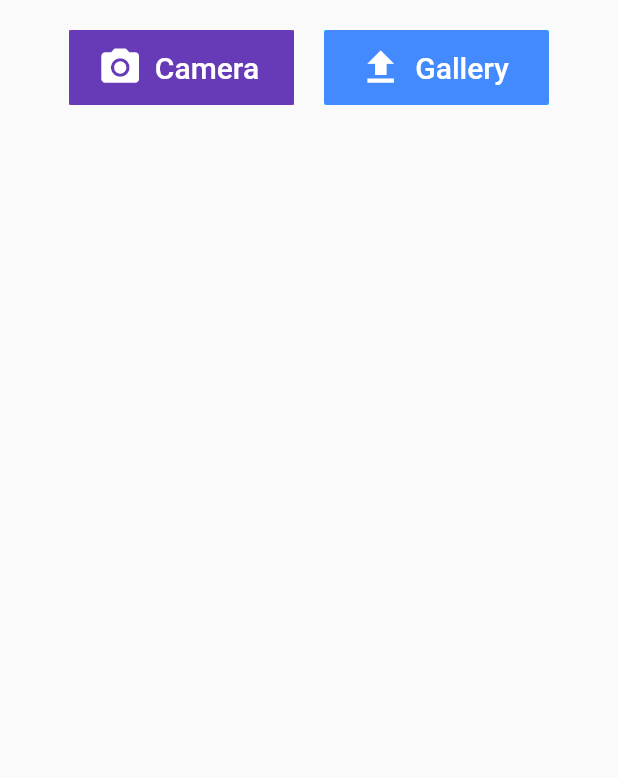
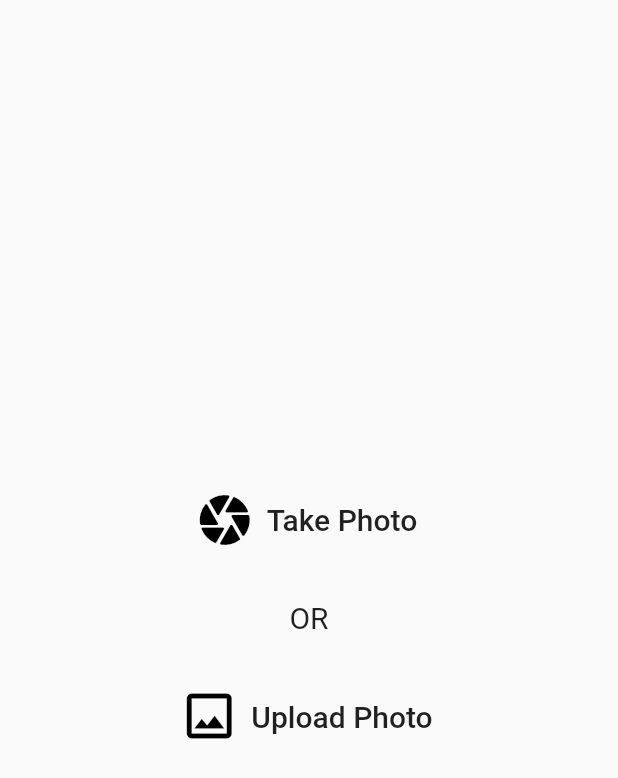
Before and after one commit to gangaramani-nikhil/PIDD, a Flutter app: the HomeScreen screen opened directly, on a phone screen of 412 x 824 dp. Shown: the top 778 px of the screen. Run offline on Flutter 3.47's test engine with Material 2 defaults, Android fonts, the phone set to English and light mode, and no system bars; our stand-ins replace cloud_firestore, dio, firebase_auth, firebase_core, flutter_spinkit, image_picker; missing offline and left inert: tflite; accounts and stored records are empty.

Commit message:
Minor UI changes

```diff
--- a/lib/homescreen.dart
+++ b/lib/homescreen.dart
@@ -3,7 +3,7 @@ import 'package:cloud_firestore/cloud_firestore.dart';
 import 'package:dio/dio.dart';
 import 'package:firebase_auth/firebase_auth.dart';
 import 'package:first_app/main.dart';
-import 'package:first_app/wrapper.dart';
+// import 'package:first_app/wrapper.dart';
 // import 'package:firebase_core/firebase_core.dart';
 import 'package:flutter/material.dart';
 import 'package:flutter/widgets.dart';
@@ -250,57 +250,96 @@ class _HomeScreenState extends State<HomeScreen> {
 
     return Scaffold(
         body: _recognitions == null
-            ? ListView(
-                children: <Widget>[
-                  Row(
+            ? Container(
+                height: double.infinity,
+                width: double.infinity,
+                child: Container(
+                    alignment: Alignment.center,
+                    child: Column(
                       mainAxisAlignment: MainAxisAlignment.center,
-                    children: <Widget>[
-                      Padding(
-                        padding: EdgeInsets.fromLTRB(0, 0, 20, 0),
-                        child: Container(
-                          height: 50,
-                          width: 150,
-                          color: Colors.redAccent,
+                      crossAxisAlignment: CrossAxisAlignment.center,
+                      children: [
+                        Container(
+                            padding: EdgeInsets.only(bottom: 30),
                             child: FlatButton.icon(
                                 onPressed: selectFromCamera,
-                            icon: Icon(
-                              Icons.camera_alt,
-                              color: Colors.white,
-                              size: 30,
+                                label: Text(
+                                  "Take Photo",
+                                  style: TextStyle(fontSize: 20),
                                 ),
-                            color: Colors.deepPurple,
-                            label: Text(
-                              "Camera",
-                              style:
-                                  TextStyle(color: Colors.white, fontSize: 20),
-                            ),
-                          ),
-                          margin: EdgeInsets.fromLTRB(0, 20, 0, 10),
-                        ),
+                                icon: Icon(Icons.camera_rounded,
+                                    color: Colors.black, size: 40))),
+                        Container(
+                          child: Text("OR",
+                              style: TextStyle(fontSize: 20),
+                              textAlign: TextAlign.center),
+                          alignment: Alignment.center,
                         ),
                         Container(
-                        height: 50,
-                        width: 150,
-                        color: Colors.tealAccent,
+                            padding: EdgeInsets.only(top: 30),
                             child: FlatButton.icon(
                                 onPressed: selectFromGallery,
-                          icon: Icon(
-                            Icons.file_upload,
-                            color: Colors.white,
-                            size: 30,
+                                label: Text(
+                                  "Upload Photo",
+                                  style: TextStyle(fontSize: 20),
                                 ),
-                          color: Colors.blueAccent,
-                          label: Text(
-                            "Gallery",
-                            style: TextStyle(color: Colors.white, fontSize: 20),
-                          ),
-                        ),
-                        margin: EdgeInsets.fromLTRB(0, 20, 0, 10),
-                      ),
+                                icon: Icon(Icons.image_outlined,
+                                    color: Colors.black, size: 40)))
                       ],
-                  ),
-                ],
-              )
+                    )))
             : printValue(_recognitions, context));
   }
 }
+
+// Center(
+//                 child: ListView(
+//                 children: <Widget>[
+//                   Row(
+//                     mainAxisAlignment: MainAxisAlignment.center,
+//                     children: <Widget>[
+//                       Padding(
+//                         padding: EdgeInsets.fromLTRB(0, 0, 20, 0),
+//                         child: Container(
+//                           height: 50,
+//                           width: 150,
+//                           color: Colors.redAccent,
+//                           child: FlatButton.icon(
+//                             onPressed: selectFromCamera,
+//                             icon: Icon(
+//                               Icons.camera_alt,
+//                               color: Colors.white,
+//                               size: 30,
+//                             ),
+//                             color: Colors.deepPurple,
+//                             label: Text(
+//                               "Camera",
+//                               style:
+//                                   TextStyle(color: Colors.white, fontSize: 20),
+//                             ),
+//                           ),
+//                           margin: EdgeInsets.fromLTRB(0, 20, 0, 10),
+//                         ),
+//                       ),
+//                       Container(
+//                         height: 50,
+//                         width: 150,
+//                         color: Colors.tealAccent,
+//                         child: FlatButton.icon(
+//                           onPressed: selectFromGallery,
+//                           icon: Icon(
+//                             Icons.file_upload,
+//                             color: Colors.white,
+//                             size: 30,
+//                           ),
+//                           color: Colors.blueAccent,
+//                           label: Text(
+//                             "Gallery",
+//                             style: TextStyle(color: Colors.white, fontSize: 20),
+//                           ),
+//                         ),
+//                         margin: EdgeInsets.fromLTRB(0, 20, 0, 10),
+//                       ),
+//                     ],
+//                   ),
+//                 ],
+//               ))
--- a/lib/wrapper.dart
+++ b/lib/wrapper.dart
@@ -3,14 +3,13 @@ import 'package:first_app/History.dart';
 import 'package:first_app/account.dart';
 import 'package:first_app/homescreen.dart';
 import 'package:first_app/main.dart';
-// import 'package:first_app/History.dart';
 import 'package:flutter/material.dart';
 import 'package:firebase_auth/firebase_auth.dart';
 import 'package:cloud_firestore/cloud_firestore.dart';
 import 'package:flutter_spinkit/flutter_spinkit.dart';
 
 class Wrapper extends StatefulWidget {
-  int _widgetGet;
+  final int _widgetGet;
   Wrapper(this._widgetGet);
   @override
   _WrapperState createState() => _WrapperState();
@@ -45,6 +44,9 @@ class _WrapperState extends State<Wrapper> {
                   snapshot.data["disease"][count], count == 0 ? true : false));
               count++;
             }
+            if (widgetList.length != 0) {
+              widgetList.add(Padding(padding: EdgeInsets.all(50)));
+            }
             return widgetList.length != 0
                 ? SingleChildScrollView(
                     child: Column(
```
Also changed, not shown: lib/History.dart (+7 -5 lines), lib/account.dart (+20 -27 lines), lib/main.dart (+40 -11 lines). Lines whose indentation alone changed are shown as unchanged.
